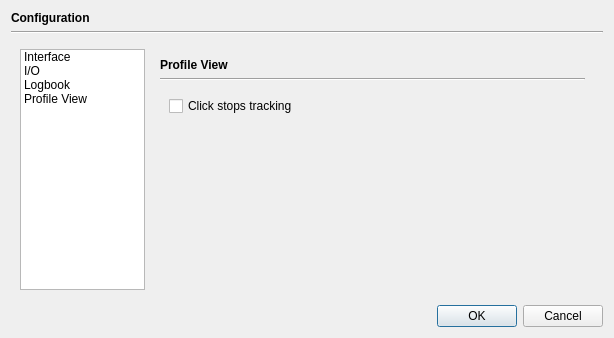
Qt form src/app/dialogs/configurationdialog.ui (braeun/FitsIP) before a commit.
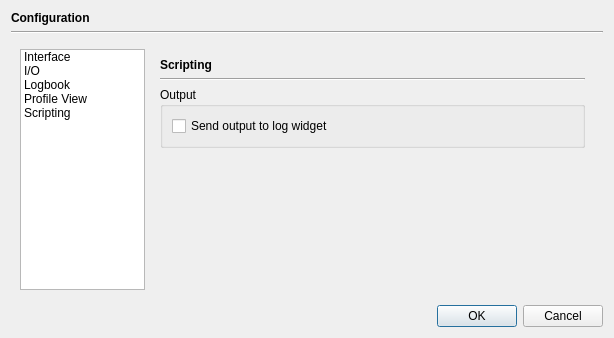
The same form after that commit.

Commit message: further scripting

What changed in the file:
```diff
--- a/src/app/dialogs/configurationdialog.ui
+++ b/src/app/dialogs/configurationdialog.ui
@@ -76,6 +76,11 @@
           <string>Profile View</string>
          </property>
         </item>
+        <item>
+         <property name="text">
+          <string>Scripting</string>
+         </property>
+        </item>
        </widget>
       </item>
       <item>
@@ -87,7 +92,7 @@
          </sizepolicy>
         </property>
         <property name="currentIndex">
-         <number>3</number>
+         <number>4</number>
         </property>
         <widget class="QWidget" name="guiPage">
          <layout class="QVBoxLayout" name="verticalLayout_3">
@@ -376,6 +381,58 @@
           </item>
          </layout>
         </widget>
+        <widget class="QWidget" name="page_2">
+         <layout class="QVBoxLayout" name="verticalLayout_7">
+          <item>
+           <widget class="QLabel" name="label_9">
+            <property name="font">
+             <font>
+              <bold>true</bold>
+             </font>
+            </property>
+            <property name="text">
+             <string>Scripting</string>
+            </property>
+           </widget>
+          </item>
+          <item>
+           <widget class="Line" name="line_7">
+            <property name="orientation">
+             <enum>Qt::Horizontal</enum>
+            </property>
+           </widget>
+          </item>
+          <item>
+           <widget class="QGroupBox" name="groupBox">
+            <property name="title">
+             <string>Output</string>
+            </property>
+            <layout class="QGridLayout" name="gridLayout_3">
+             <item row="0" column="0">
+              <widget class="QCheckBox" name="logWidgetOutputBox">
+               <property name="text">
+                <string>Send output to log widget</string>
+               </property>
+              </widget>
+             </item>
+            </layout>
+           </widget>
+          </item>
+          <item>
+           <spacer name="verticalSpacer_5">
+            <property name="orientation">
+             <enum>Qt::Vertical</enum>
+            </property>
+            <property name="sizeHint" stdset="0">
+             <size>
+              <width>20</width>
+              <height>40</height>
+             </size>
+            </property>
+           </spacer>
+          </item>
+         </layout>
+        </widget>
        </widget>
       </item>
      </layout>
```
The commit also changes 57 other files.
